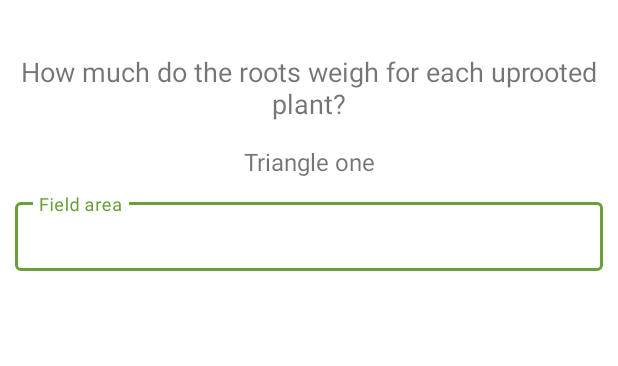
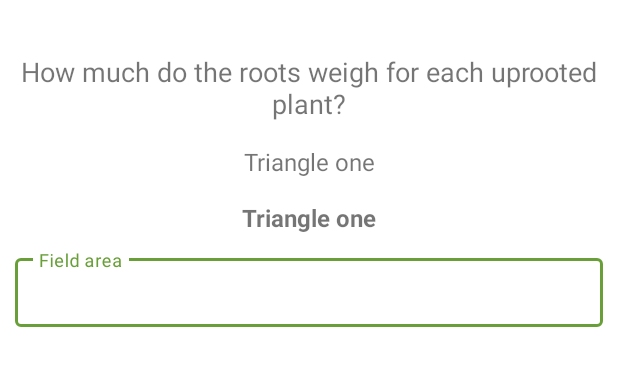
Before and after one commit to IITA-AKILIMO/rya-android, an Android app: the layout fragment_triangle.xml on its own in the app's theme, with its tools: preview values and no code run, on a phone screen of 412 x 824 dp. Shown: the top 366 px of the screen. Run offline under Robolectric (Android 15) with nearby library versions, the phone set to English and light mode, and no system bars.

Commit message:
feat: added triangle count text
added text showing total plants in triangle

Signed-off-by: Sammy M <s.barasa@cgiar.org>

```diff
--- a/app/src/main/java/com/akilimo/rya/views/fragments/ui/BasePlantTriangle.kt
+++ b/app/src/main/java/com/akilimo/rya/views/fragments/ui/BasePlantTriangle.kt
@@ -18,6 +18,7 @@ abstract class BasePlantTriangle : BaseStepFragment() {
 
     protected var triangleCount: Int = -1
     protected var triangleName: String? = null
+    protected var plantCount: String? = null
 
     protected var database: AppDatabase? = null
 
--- a/app/src/main/java/com/akilimo/rya/views/fragments/ui/TriangleFragment.kt
+++ b/app/src/main/java/com/akilimo/rya/views/fragments/ui/TriangleFragment.kt
@@ -41,9 +41,10 @@ class TriangleFragment : BasePlantTriangle() {
          * @return A new instance of fragment TriangleFragment.
          */
         @JvmStatic
-        fun newInstance(triangleCount: Int, triangleName: String) = TriangleFragment().apply {
+        fun newInstance(triangleCount: Int, triangleName: String, plantCount: String) = TriangleFragment().apply {
             this.triangleName = triangleName
             this.triangleCount = triangleCount
+            this.plantCount = plantCount
         }
 
         @JvmStatic
@@ -78,6 +79,7 @@ class TriangleFragment : BasePlantTriangle() {
             inputLayouts.add(textInputLayout)
         }
         binding.lblTriangleNumber.text = resources.getString(R.string.lbl_triangle_one)
+        binding.lblTrianglePlantCount.text = plantCount
     }
 
 
--- a/app/src/main/res/layout/fragment_triangle.xml
+++ b/app/src/main/res/layout/fragment_triangle.xml
@@ -37,11 +37,24 @@
             app:layout_constraintStart_toStartOf="parent"
             app:layout_constraintTop_toBottomOf="@+id/textviewLabel" />
 
+        <TextView
+            android:id="@+id/lblTrianglePlantCount"
+            android:layout_width="wrap_content"
+            android:layout_height="wrap_content"
+            android:layout_marginTop="@dimen/spacing_large"
+            android:text="@string/lbl_triangle_one"
+            android:textAlignment="center"
+            android:textSize="@dimen/font_size_16"
+            android:textStyle="bold"
+            app:layout_constraintEnd_toEndOf="parent"
+            app:layout_constraintStart_toStartOf="parent"
+            app:layout_constraintTop_toBottomOf="@+id/lblTriangleNumber" />
+
         <androidx.core.widget.NestedScrollView
             android:layout_width="match_parent"
             android:layout_height="0dp"
             android:layout_marginTop="@dimen/spacing_medium"
-            app:layout_constraintTop_toBottomOf="@+id/lblTriangleNumber"
+            app:layout_constraintTop_toBottomOf="@+id/lblTrianglePlantCount"
             tools:layout_editor_absoluteX="0dp">
 
             <androidx.appcompat.widget.LinearLayoutCompat
```
Also changed, not shown: app/src/main/java/com/akilimo/rya/views/activities/PlantTriangleStepperActivity.kt (+30 -3 lines), app/src/main/java/com/akilimo/rya/views/fragments/ui/TriangleThreeFragment.kt (+3 -4 lines), app/src/main/java/com/akilimo/rya/views/fragments/ui/TriangleTwoFragment.kt (+7 -4 lines).
